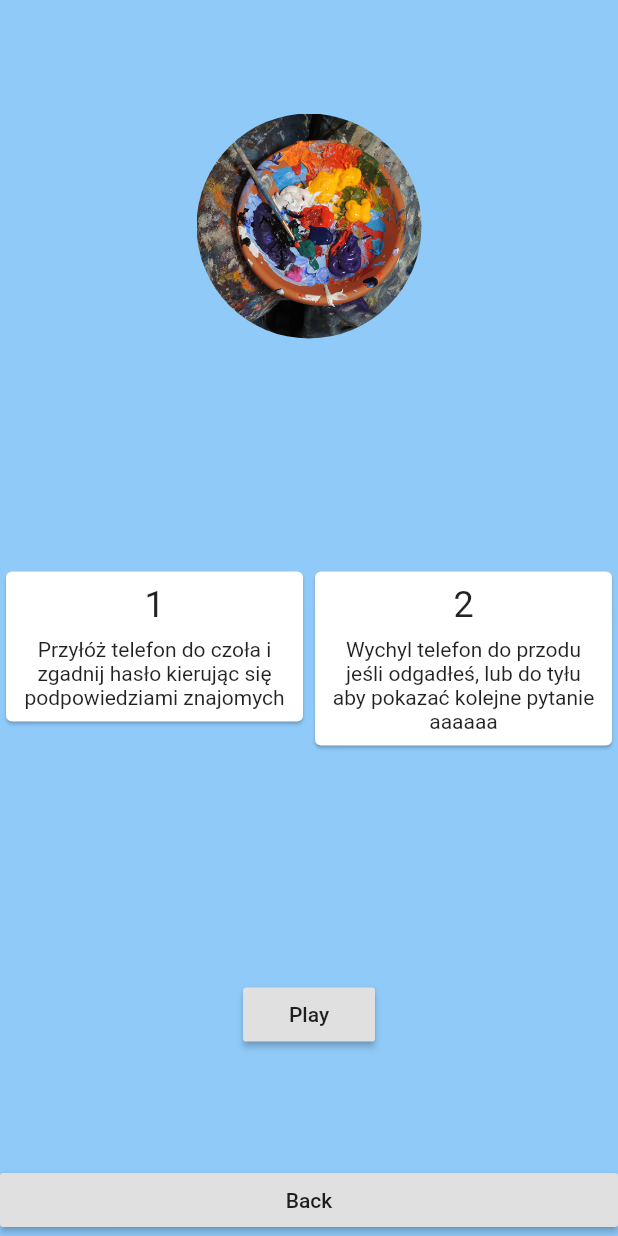
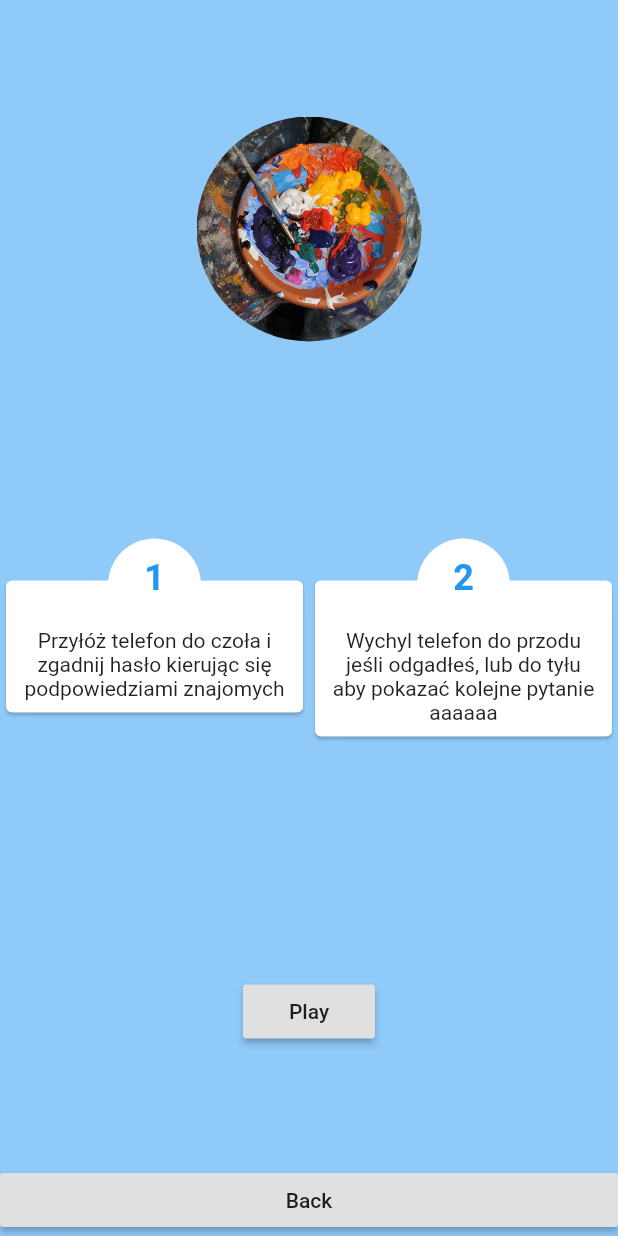
Before and after one commit to vintage/party_flutter, a Flutter app: the screen it shows after launch, after a tap on "Misz-masz", on a phone screen of 412 x 824 dp. Run offline on Flutter 3.47's test engine with Material 2 defaults, Android fonts, the phone set to English and light mode, and no system bars; our stand-ins replace shared_preferences.

Commit message:
Fancy variation about card title

```diff
--- a/lib/components/tutorial_item.dart
+++ b/lib/components/tutorial_item.dart
@@ -12,22 +12,44 @@ class TutorialItem extends StatelessWidget {
   @override
   Widget build(BuildContext context) {
     return Expanded(
-      child: Card(
-        child: Padding(
-          padding: const EdgeInsets.all(8.0),
-          child: Column(
-            children: <Widget>[
-              Container(
-                padding: EdgeInsets.only(bottom: 8.0),
+      child: Stack(
+        overflow: Overflow.visible,
+        children: <Widget>[
+          Card(
+            child: Padding(
+              padding: const EdgeInsets.all(8.0),
+              child: Container(
+                padding: EdgeInsets.only(top: 24.0),
+                child: Text(description, textAlign: TextAlign.center),
+              ),
+            ),
+          ),
+          Positioned(
+            top: -24.0,
+            left: 0.0,
+            right: 0.0,
+            child: Container(
+              width: 62.0,
+              height: 62.0,
+              decoration: BoxDecoration(
+                shape: BoxShape.circle,
+                color: Theme.of(context).cardColor,
+              ),
+              child: Padding(
+                padding: const EdgeInsets.only(top: 12.0),
                 child: Text(
                   title,
-                  style: TextStyle(fontSize: 24.0),
+                  textAlign: TextAlign.center,
+                  style: TextStyle(
+                    fontSize: 24.0,
+                    fontWeight: FontWeight.bold,
+                    color: Theme.of(context).primaryColor,
+                  ),
                 ),
               ),
-              Text(description, textAlign: TextAlign.center),
-            ],
+            ),
           ),
-        ),
+        ],
       ),
     );
   }
```
